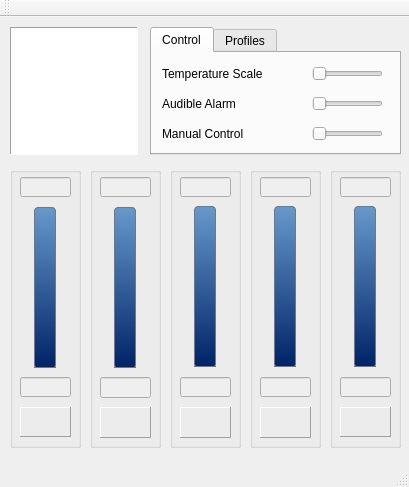
Above: gui_mainwindow.ui from Shub77/phoebetria-code before the change. Below: the same form after it.
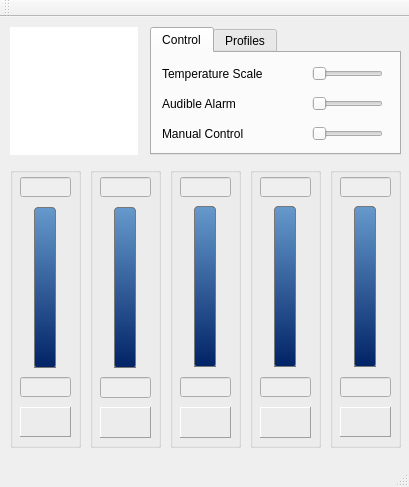
That is the form after the change. Icons and pictures are not drawn.

```diff
--- a/gui_mainwindow.ui
+++ b/gui_mainwindow.ui
@@ -851,7 +851,7 @@
      <string notr="true">background-image: url(:/Images/phoebetria_icon_128.png);</string>
     </property>
     <property name="frameShape">
-     <enum>QFrame::Panel</enum>
+     <enum>QFrame::NoFrame</enum>
     </property>
     <property name="frameShadow">
      <enum>QFrame::Sunken</enum>
```
Left out of the diff: 2 changed lines with no effect on the pictures.
